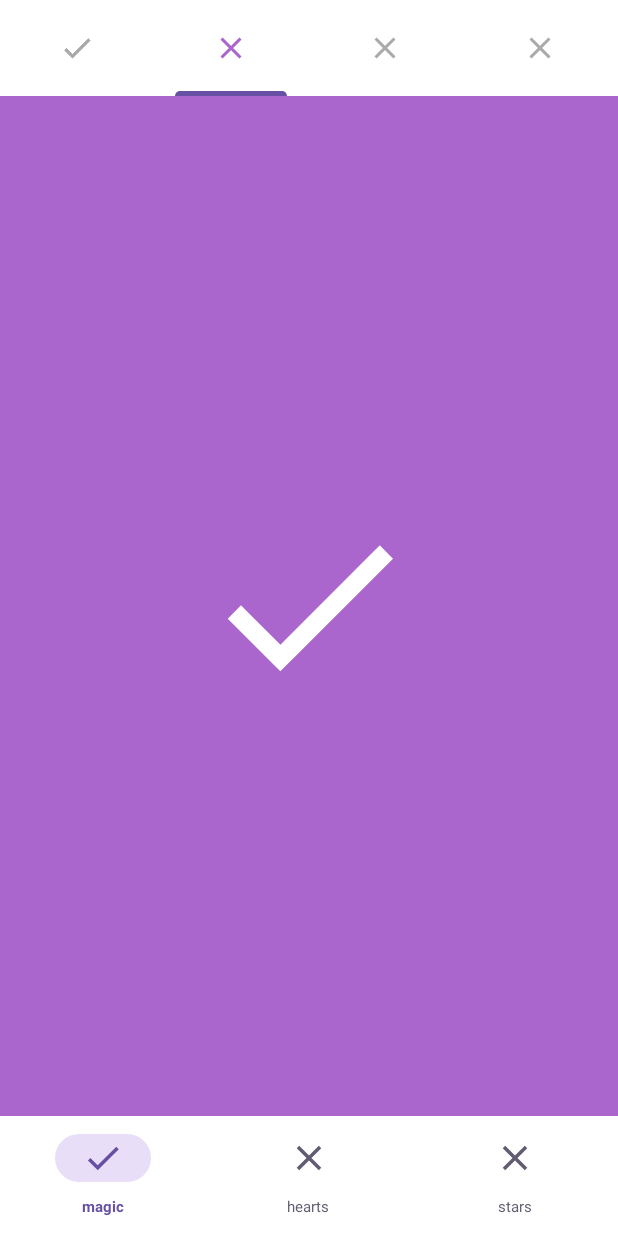
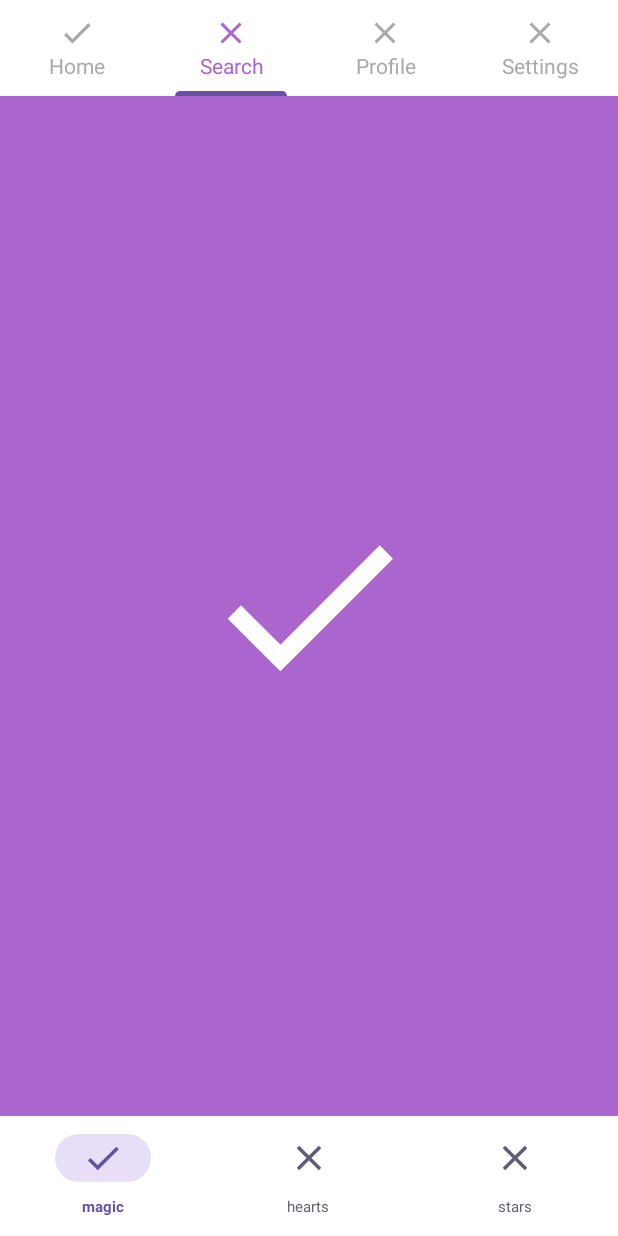
Before and after one commit to headyio/Vector-Drawable, an Android app: the screen it shows after launch (MainActivity), tab 3 chosen, on a phone screen of 412 x 824 dp. Run offline under Robolectric (Android 15) with nearby library versions, the phone set to English and light mode, and no system bars; our stand-ins replace navigation-ui.

Commit message:
added title to tab layout

```diff
--- a/MyAnimatedVector/app/src/main/java/com/heady/myanimatedvector/BlankFragment.kt
+++ b/MyAnimatedVector/app/src/main/java/com/heady/myanimatedvector/BlankFragment.kt
@@ -22,13 +22,31 @@ class BlankFragment : Fragment(R.layout.fragment_blank) {
             Tabs.entries.forEachIndexed { index, tabs ->
                 when (index) {
                     position -> {
-                        tab?.setCustomView(TabView(requireContext(), true, false))
+                        val tabView = TabView(
+                            context = requireContext(),
+                            title = Tabs.entries.get(index).title,
+                            isSelected = true,
+                            isPreviouslySelected = false
+                        )
+                        tab?.setCustomView(tabView)
                     }
                     previousPos -> {
-                        binding.tabLayout.getTabAt(index)?.setCustomView(TabView(requireContext(), false, true))
+                        val tabView = TabView(
+                            context = requireContext(),
+                            title = Tabs.entries.get(index).title,
+                            isSelected = false,
+                            isPreviouslySelected = true
+                        )
+                        binding.tabLayout.getTabAt(index)?.setCustomView(tabView)
                     }
                     else -> {
-                        binding.tabLayout.getTabAt(index)?.setCustomView(TabView(requireContext(), false, false))
+                        val tabView = TabView(
+                            context = requireContext(),
+                            title = Tabs.entries.get(index).title,
+                            isSelected = false,
+                            isPreviouslySelected = false
+                        )
+                        binding.tabLayout.getTabAt(index)?.setCustomView(tabView)
                     }
                 }
             }
@@ -56,8 +74,13 @@ class BlankFragment : Fragment(R.layout.fragment_blank) {
         )
         viewPager.registerOnPageChangeCallback(viewPager2PageChangeListener)
         TabLayoutMediator(tabLayout, viewPager) { tab, position ->
-//            tab.text = Tabs.entries[position].title
-            tab.setCustomView(TabView(requireContext(), tab.isSelected, false))
+            val tabView = TabView(
+                context = requireContext(),
+                title = Tabs.entries.get(position).title,
+                isSelected = tab.isSelected,
+                isPreviouslySelected = false
+            )
+            tab.setCustomView(tabView)
         }.attach()
     }
 
--- a/MyAnimatedVector/app/src/main/java/com/heady/myanimatedvector/TabView.kt
+++ b/MyAnimatedVector/app/src/main/java/com/heady/myanimatedvector/TabView.kt
@@ -6,55 +6,59 @@ import android.graphics.drawable.AnimatedVectorDrawable
 import android.util.AttributeSet
 import android.widget.LinearLayout
 import com.google.android.material.imageview.ShapeableImageView
+import com.google.android.material.textview.MaterialTextView
 
 class TabView : LinearLayout {
 
     constructor(
         context: Context?,
-    ) : super(context!!) {
-    }
+    ) : super(context!!)
 
     constructor(
         context: Context?,
         attrs: AttributeSet?,
-    ) : super(context!!, attrs) {
-    }
+    ) : super(context!!, attrs)
 
     constructor(
         context: Context?,
         attrs: AttributeSet?,
         defStyle: Int,
-    ) : super(context!!, attrs, defStyle) {
-    }
+    ) : super(context!!, attrs, defStyle)
 
     constructor(
         context: Context?,
+        title: String,
         isSelected: Boolean,
         isPreviouslySelected: Boolean
     ) : super(context!!) {
-        initView(isSelected, isPreviouslySelected)
+        initView(title, isSelected, isPreviouslySelected)
     }
 
     private fun initView(
+        title: String,
         isSelected: Boolean,
         isPreviouslySelected: Boolean
     ) {
         inflate(context, R.layout.tab_view, this)
 
-        val image = findViewById<ShapeableImageView>(R.id.iv_vector)
+        val ivVector = findViewById<ShapeableImageView>(R.id.iv_vector)
+        val tvTitle = findViewById<MaterialTextView>(R.id.tv_title)
+
+        tvTitle.text = title
+        tvTitle.setTextColor(resources.getColor(android.R.color.darker_gray, null))
 
         if (isPreviouslySelected) {
-            image.setImageResource(R.drawable.avd_bn_check_to_close)
-            image.imageTintList = ColorStateList.valueOf(resources.getColor(android.R.color.darker_gray, null))
-            (image.drawable as AnimatedVectorDrawable).start()
+            ivVector.setImageResource(R.drawable.avd_bn_check_to_close)
+            ivVector.imageTintList = ColorStateList.valueOf(resources.getColor(android.R.color.darker_gray, null))
+            (ivVector.drawable as AnimatedVectorDrawable).start()
         } else if (isSelected) {
-            image.setImageResource(R.drawable.avd_bn_close_to_check)
-            image.imageTintList = ColorStateList.valueOf(resources.getColor(android.R.color.holo_purple, null))
-            (image.drawable as AnimatedVectorDrawable).start()
+            ivVector.setImageResource(R.drawable.avd_bn_close_to_check)
+            ivVector.imageTintList = ColorStateList.valueOf(resources.getColor(android.R.color.holo_purple, null))
+            tvTitle.setTextColor(resources.getColor(android.R.color.holo_purple, null))
+            (ivVector.drawable as AnimatedVectorDrawable).start()
         } else {
-            image.setImageResource(R.drawable.ic_close)
-            image.imageTintList = ColorStateList.valueOf(resources.getColor(android.R.color.darker_gray, null))
-//            (image.drawable as AnimatedVectorDrawable).start()
+            ivVector.setImageResource(R.drawable.ic_close)
+            ivVector.imageTintList = ColorStateList.valueOf(resources.getColor(android.R.color.darker_gray, null))
         }
     }
 }
--- a/MyAnimatedVector/app/src/main/res/layout/tab_view.xml
+++ b/MyAnimatedVector/app/src/main/res/layout/tab_view.xml
@@ -1,8 +1,9 @@
 <?xml version="1.0" encoding="utf-8"?>
 <LinearLayout xmlns:android="http://schemas.android.com/apk/res/android"
+    xmlns:app="http://schemas.android.com/apk/res-auto"
     android:layout_width="match_parent"
     android:layout_height="wrap_content"
-    android:gravity="center"
+    android:gravity="center_horizontal"
     android:orientation="vertical">
 
     <com.google.android.material.imageview.ShapeableImageView
@@ -12,4 +13,12 @@
         android:layout_gravity="center"
         android:src="@drawable/ic_bn_check_close_final" />
 
+    <com.google.android.material.textview.MaterialTextView
+        android:id="@+id/tv_title"
+        android:layout_width="match_parent"
+        android:layout_height="wrap_content"
+        android:text="title"
+        android:textAlignment="center"
+        app:counterOverflowTextAppearance="@style/TextAppearance.Material3.BodySmall" />
+
 </LinearLayout>
```
